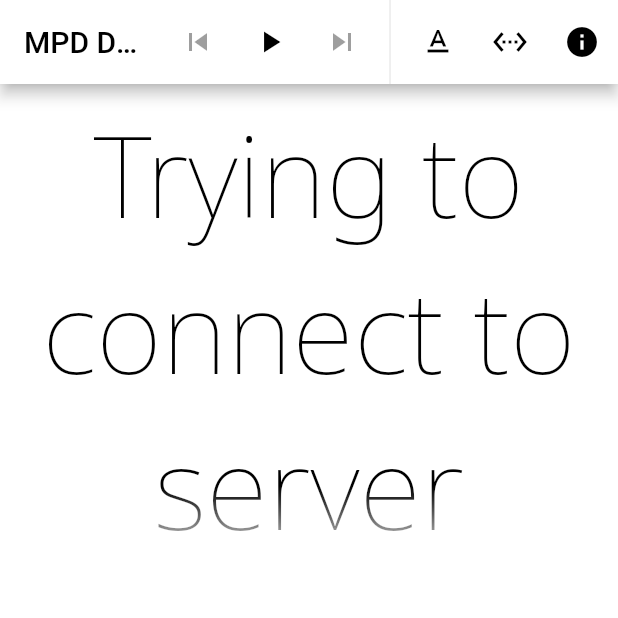
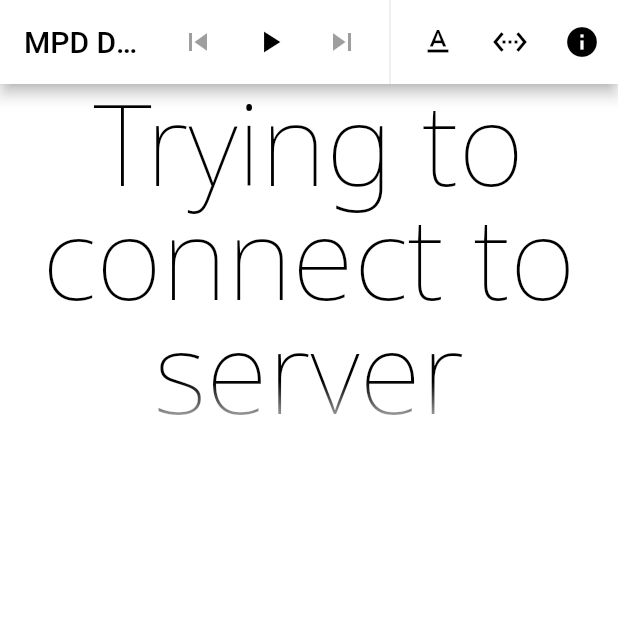
Before and after one commit to joatca/mpd-display, a Flutter app: the screen it shows after launch, on a phone screen of 412 x 824 dp, the top half of it. Run offline on Flutter 3.47's test engine with Material 2 defaults, Android fonts, the phone set to English and light mode, and no system bars; our stand-ins replace package_info_plus, shared_preferences.

Commit message:
force all fonts to height 1.0

```diff
--- a/lib/data_classes.dart
+++ b/lib/data_classes.dart
@@ -21,8 +21,8 @@ import 'package:flutter/material.dart';
 import 'package:shared_preferences/shared_preferences.dart';
 
 class InfoTheme {
-
-  static const double _defaultTitleSize = 76; // default font sizes unless overridden
+  static const double _defaultTitleSize =
+      76; // default font sizes unless overridden
   static const double _defaultInfoSize = 60;
 
   String? font;
@@ -32,6 +32,7 @@ class InfoTheme {
   Color? infoIconColor;
   double titleSize;
   double infoSize;
+  double height;
 
   InfoTheme({
     this.font,
@@ -41,6 +42,7 @@ class InfoTheme {
     this.infoIconColor,
     this.titleSize = _defaultTitleSize,
     this.infoSize = _defaultInfoSize,
+    this.height = 1.0,
   });
 }
 
--- a/lib/main_page.dart
+++ b/lib/main_page.dart
@@ -48,11 +48,13 @@ class _MainPageState extends State<MainPage> {
               fontFamily: themeInfo?.font,
               fontSize: themeInfo?.titleSize,
               color: themeInfo?.titleColor,
+              height: themeInfo?.height,
             ),
             headline2: TextStyle(
               fontFamily: themeInfo?.font,
               fontSize: themeInfo?.infoSize,
               color: themeInfo?.infoColor,
+              height: themeInfo?.height,
             ),
           );
       var iconTheme = Theme.of(context).iconTheme.copyWith(
```
